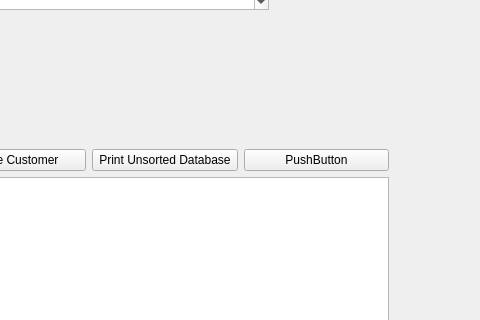
First picture: the form in brochure/home.ui, repository Team-llamas/Project-1, before the edit; both pictures show x 402 to 882 and y 171 to 491 of the 882 by 1017 pixel window.
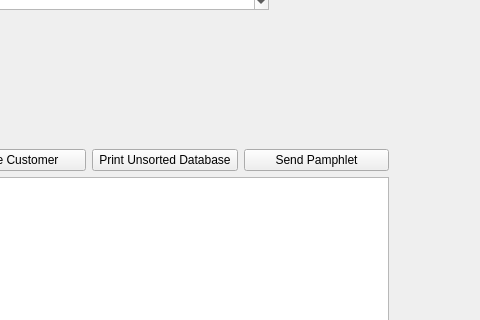
Second picture: the form after the edit. The open tabs and pages were chosen to show the change. Icons and pictures are not drawn.

Commit message: Finished story 17 and 13! Mission Accomplished!

```diff
--- a/brochure/home.ui
+++ b/brochure/home.ui
@@ -779,7 +779,7 @@
          <item>
           <widget class="QPushButton" name="pushButton_10">
            <property name="text">
-            <string>PushButton</string>
+            <string>Send Pamphlet</string>
            </property>
           </widget>
          </item>
```
Left out of the diff: 4 changed lines with no effect on the pictures. The commit also changes 2 other files.
